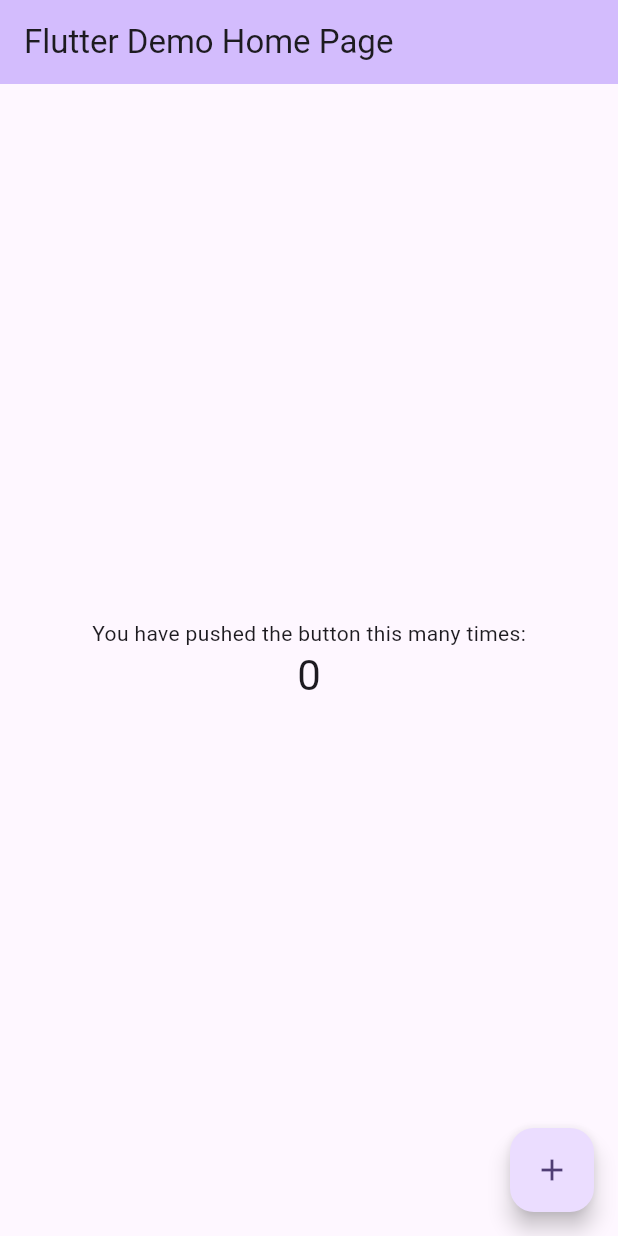
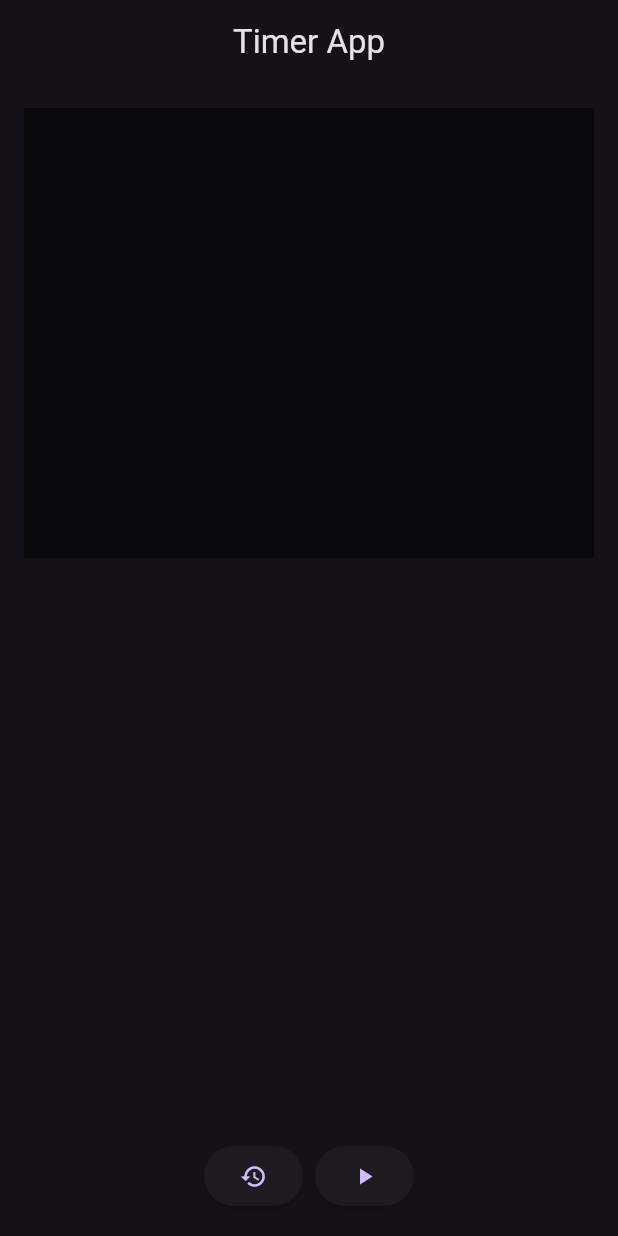
Before and after one commit to togg4/flutter-stoppwatch-app, a Flutter app: the screen it shows after launch, on a phone screen of 412 x 824 dp. Run offline on Flutter 3.47's test engine with Material 3 defaults, Android fonts, the phone set to English and light mode, and no system bars.

Commit message:
base layout and timer page

```diff
--- /dev/null
+++ b/lib/base_layout.dart
@@ -0,0 +1,25 @@
+import 'package:flutter/material.dart';
+
+class BaseLayout extends StatelessWidget {
+  const BaseLayout({super.key, required this.title, required this.child});
+
+  final Widget child;
+  final String title;
+
+  @override
+  Widget build(BuildContext context) {
+    return SafeArea(
+      child: Scaffold(
+        appBar: AppBar(
+          title: Center(
+            child: Text(title),
+          ),
+        ),
+        body: Padding(
+          padding: const EdgeInsets.all(16.0),
+          child: child,
+        ),
+      ),
+    );
+  }
+}
--- a/lib/main.dart
+++ b/lib/main.dart
@@ -1,4 +1,5 @@
 import 'package:flutter/material.dart';
+import 'package:timer_app/base_layout.dart';
 import 'package:timer_app/pages/timer_page.dart';
 
 void main() {
@@ -6,7 +7,8 @@ void main() {
 }
 
 final theme = ThemeData(
-  colorScheme: ColorScheme.fromSeed(seedColor: Colors.deepPurple),
+  primaryColor: Colors.blue,
+  brightness: Brightness.dark,
   useMaterial3: true,
 );
 
@@ -16,9 +18,14 @@ class MyApp extends StatelessWidget {
   @override
   Widget build(BuildContext context) {
     return MaterialApp(
-      title: 'Flutter Demo',
+      title: 'Timer App',
       theme: theme,
-      home: const TimerPage(title: 'Flutter Demo Home Page'),
+      darkTheme: theme,
+      themeMode: ThemeMode.dark,
+      home: const BaseLayout(
+        title: 'Timer App',
+        child: TimerPage(),
+      ),
     );
   }
 }
--- a/lib/pages/timer_page.dart
+++ b/lib/pages/timer_page.dart
@@ -1,49 +1,87 @@
 import 'package:flutter/material.dart';
 
 class TimerPage extends StatefulWidget {
-  const TimerPage({super.key, required this.title});
-
-  final String title;
+  const TimerPage({super.key});
 
   @override
   State<TimerPage> createState() => _TimerPageState();
 }
 
 class _TimerPageState extends State<TimerPage> {
-  int _counter = 0;
-
-  void _incrementCounter() {
-    setState(() {
-      _counter++;
-    });
-  }
+  final stopwatch = Stopwatch();
+  String elapsed = '';
 
   @override
   Widget build(BuildContext context) {
-    return Scaffold(
-      appBar: AppBar(
-        backgroundColor: Theme.of(context).colorScheme.inversePrimary,
-        title: Text(widget.title),
-      ),
-      body: Center(
-        child: Column(
-          mainAxisAlignment: MainAxisAlignment.center,
-          children: <Widget>[
-            const Text(
-              'You have pushed the button this many times:',
+    return Center(
+      child: Column(
+        mainAxisAlignment: MainAxisAlignment.spaceBetween,
+        children: [
+          Container(
+            height: 300,
+            width: 400,
+            color: Colors.black54,
+            alignment: Alignment.center,
+            child: Text(
+              elapsed,
+              style: const TextStyle(
+                fontSize: 40,
+              ),
             ),
-            Text(
-              '$_counter',
-              style: Theme.of(context).textTheme.headlineMedium,
+          ),
+          const SizedBox(height: 8.0),
+          if (stopwatch.isRunning)
+            ElevatedButton(
+              onPressed: () {
+                stopwatch.stop();
+                setState(() {});
+              },
+              child: const Icon(
+                Icons.pause,
+              ),
+            )
+          else
+            Row(
+              mainAxisAlignment: MainAxisAlignment.center,
+              children: [
+                ElevatedButton(
+                  onPressed: () {
+                    stopwatch.reset();
+                    setState(() {});
+                  },
+                  child: const Icon(
+                    Icons.restore,
+                  ),
+                ),
+                const SizedBox(width: 8.0),
+                ElevatedButton(
+                  onPressed: () {
+                    stopwatch.start();
+                    setState(() {});
+                    /*_onTimerStarted(stopwatch.isRunning, () => setState(() {}));*/
+                  },
+                  child: const Icon(
+                    Icons.play_arrow,
+                  ),
+                ),
+              ],
             ),
-          ],
-        ),
-      ),
-      floatingActionButton: FloatingActionButton(
-        onPressed: _incrementCounter,
-        tooltip: 'Increment',
-        child: const Icon(Icons.add),
+        ],
       ),
     );
   }
+
+  /*_onTimerStarted(bool isRunning, Function callback) async {
+    while (true) {
+      callback();
+
+      if (!isRunning) {
+        break;
+      }
+
+      await Future.delayed(
+        const Duration(seconds: 1),
+      );
+    }
+  }*/
 }
```
